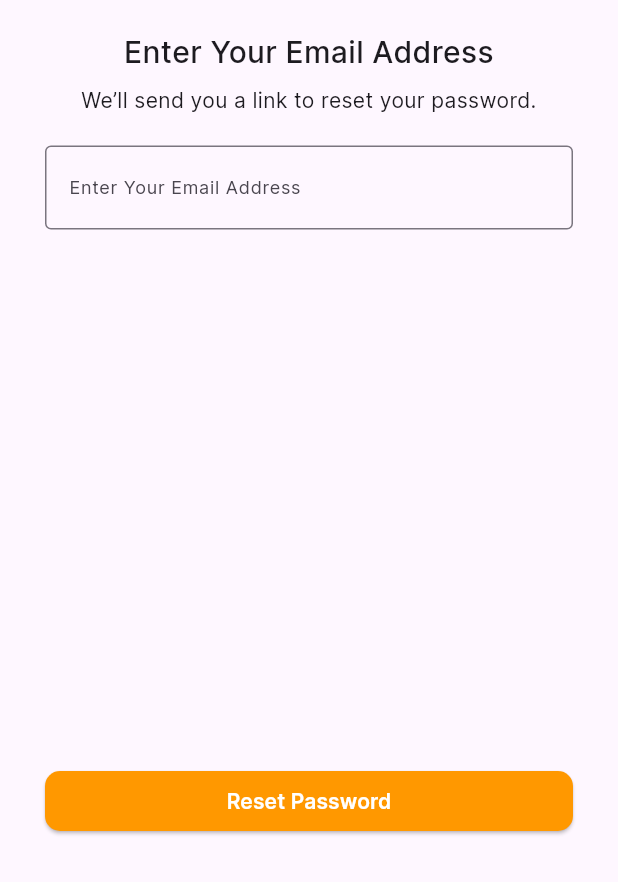
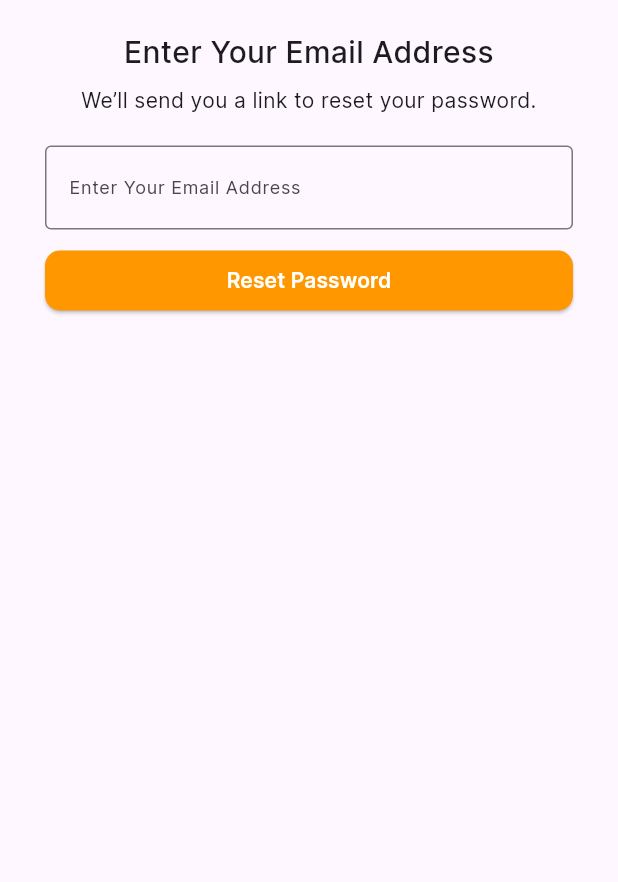
Before and after one commit to wahajkhalil/FypProjectGroupA, a Flutter app: the ForgotPasswordScreen screen opened directly, on a phone screen of 412 x 824 dp, the part 354-1236 px from its top. Run offline on Flutter 3.47's test engine with Material 3 defaults, Android fonts, the phone set to English and light mode, and no system bars; our stand-ins replace pinput, sqflite; accounts and stored records are empty.

Commit message:
code pushed

```diff
--- a/lib/Page/ForgetPassword.dart
+++ b/lib/Page/ForgetPassword.dart
@@ -19,6 +19,7 @@ class _ForgotPasswordScreenState extends State<ForgotPasswordScreen> {
       ),
       body: Padding(
         padding: const EdgeInsets.all(30.0),
+        child: SingleChildScrollView(
           child: Column(
             crossAxisAlignment: CrossAxisAlignment.stretch,
             children: [
@@ -50,10 +51,10 @@ class _ForgotPasswordScreenState extends State<ForgotPasswordScreen> {
                   labelText: 'Enter Your Email Address',
                   errorText: isEmailValid ? null : 'Please enter a valid email',
                   border: OutlineInputBorder(
-                  borderSide: BorderSide(color: Colors.grey), // Set border color
+                    borderSide: BorderSide(color: Colors.grey),
                   ),
                   focusedBorder: OutlineInputBorder(
-                  borderSide: BorderSide(color: Colors.blue), // Set focused border color
+                    borderSide: BorderSide(color: Colors.blue),
                   ),
                 ),
                 style: TextStyle(
@@ -68,15 +69,15 @@ class _ForgotPasswordScreenState extends State<ForgotPasswordScreen> {
                   return null;
                 },
               ),
-            Spacer(),
               Padding(
                 padding: const EdgeInsets.only(top: 10),
                 child: ElevatedButton(
                   onPressed: () {
+                    String email = emailController.text;
 
                     Navigator.push(
                       context,
-                    MaterialPageRoute(builder: (context) => ResetPasswordScreen()),
+                      MaterialPageRoute(builder: (context) => ResetPasswordScreen(email: email)),
                     );
 
                     // Implement your logic for resetting the password here
@@ -97,6 +98,7 @@ class _ForgotPasswordScreenState extends State<ForgotPasswordScreen> {
             ],
           ),
         ),
+      ),
     );
   }
 }
```
Also changed, not shown: lib/DB/DatabaseHelper.dart (+9 -1 lines), lib/Page/ResetPassword.dart (+40 -17 lines). Lines whose indentation alone changed are shown as unchanged.
